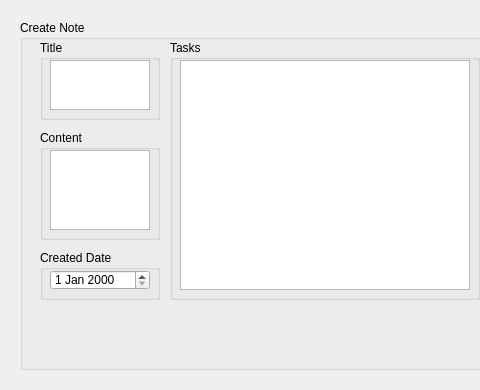
Above: AppDataBase/AppDataBaseUI/NotesWindowsUI/NotesUpdateWindow.ui from Yoryzon/DailyPlanner before the change; both pictures show x 0 to 480 and y 0 to 390 of the 840 by 390 pixel window. Below: the same form after it.
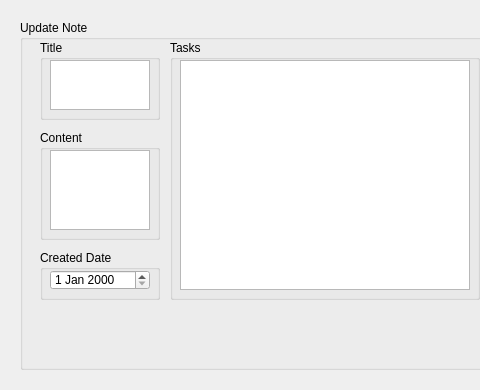
That is the form after the change.

```diff
--- a/AppDataBase/AppDataBaseUI/NotesWindowsUI/NotesUpdateWindow.ui
+++ b/AppDataBase/AppDataBaseUI/NotesWindowsUI/NotesUpdateWindow.ui
@@ -35,7 +35,7 @@
     </rect>
    </property>
    <property name="title">
-    <string>Create Note</string>
+    <string>Update Note</string>
    </property>
    <widget class="QGroupBox" name="TitleBox">
     <property name="geometry">
```
Left out of the diff: 8 changed lines with no effect on the pictures.
